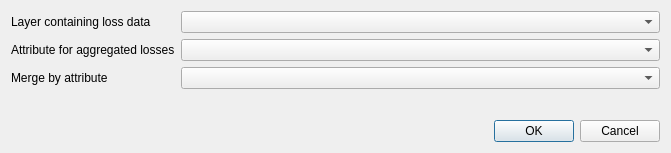
Above: svir/ui/ui_select_layers_to_merge.ui from gem/oq-irmt-qgis before the change. Below: the same form after it.
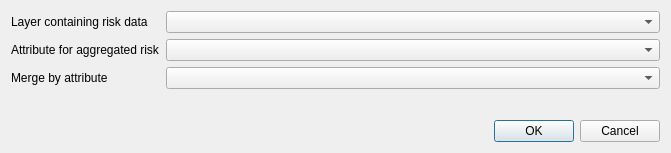
That is the form after the change.

Commit message: Change labels in dialog used to add risk data to the current layer

Patch:
```diff
--- a/svir/ui/ui_select_layers_to_merge.ui
+++ b/svir/ui/ui_select_layers_to_merge.ui
@@ -28,7 +28,7 @@
      <item row="1" column="0">
       <widget class="QLabel" name="loss_layer_lbl">
        <property name="text">
-        <string>Layer containing loss data</string>
+        <string>Layer containing risk data</string>
        </property>
       </widget>
      </item>
@@ -38,7 +38,7 @@
      <item row="2" column="0">
       <widget class="QLabel" name="aggr_loss_attr_lbl">
        <property name="text">
-        <string>Attribute for aggregated losses</string>
+        <string>Attribute for aggregated risk</string>
        </property>
       </widget>
      </item>
```
Left out of the diff: 2 changed lines with no effect on the pictures. The commit also changes 1 other file.
